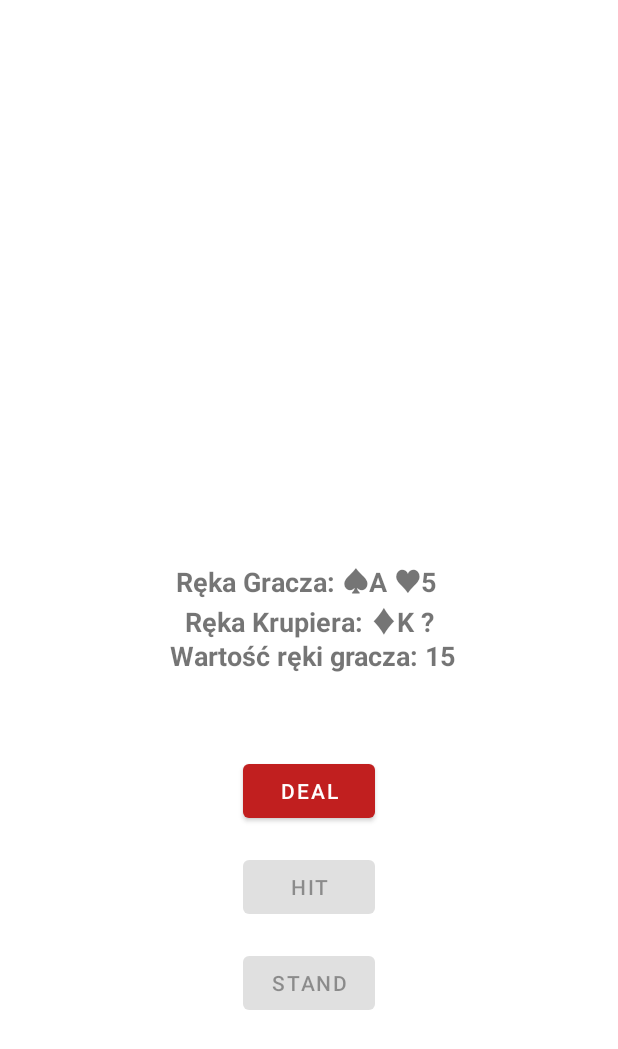
After one commit to Michali0/cashino, an Android app: the layout fragment_blackjack.xml on its own in the app's theme, with its tools: preview values and no code run, on a phone screen of 412 x 824 dp. The commit adds this screen. Shown: the top 1049 px of the screen. Run offline under Robolectric (Android 15) with nearby library versions, the phone set to English and light mode, and no system bars.

Commit message:
dodany blackjack

```diff
--- a/app/src/main/java/pl/wincenciuk/cashino/HomeActivity.kt
+++ b/app/src/main/java/pl/wincenciuk/cashino/HomeActivity.kt
@@ -43,6 +43,7 @@ class HomeActivity : AppCompatActivity(), NavigationView.OnNavigationItemSelecte
         when (item.itemId) {
             R.id.drawer_ruletka -> supportFragmentManager.beginTransaction().replace(fragmentContainer, RouletteFragment()).commit()
             R.id.drawer_slots -> supportFragmentManager.beginTransaction().replace(fragmentContainer, FragmentSlots()).commit()
+            R.id.drawer_black -> supportFragmentManager.beginTransaction().replace(fragmentContainer, BlackJackFragment()).commit()
         }
 
         drawerLayout.closeDrawer(GravityCompat.START)
--- /dev/null
+++ b/app/src/main/res/layout/fragment_blackjack.xml
@@ -0,0 +1,58 @@
+<?xml version="1.0" encoding="utf-8"?>
+<RelativeLayout xmlns:android="http://schemas.android.com/apk/res/android"
+    xmlns:tools="http://schemas.android.com/tools"
+    android:layout_width="match_parent"
+    android:layout_height="match_parent"
+    android:id="@+id/fragment_black"
+    android:padding="16dp">
+
+    <TextView
+        android:id="@+id/textViewResult"
+        android:layout_width="match_parent"
+        android:layout_height="wrap_content"
+        android:layout_centerInParent="true"
+        android:gravity="center"
+        android:textSize="18sp"
+        android:textStyle="bold"
+        tools:text="Ręka Gracza: ♠A ♥5 \n Ręka Krupiera: ♦K ? \n Wartość ręki gracza: 15" />
+
+    <TextView
+        android:id="@+id/sumTextView"
+        android:layout_width="wrap_content"
+        android:layout_height="wrap_content"
+        android:layout_below="@id/textViewResult"
+        android:layout_centerHorizontal="true"
+        android:layout_marginTop="16dp"
+        android:textSize="16sp"
+        />
+
+    <Button
+        android:id="@+id/buttonDeal"
+        android:layout_width="wrap_content"
+        android:layout_height="wrap_content"
+        android:text="Deal"
+        android:layout_below="@id/sumTextView"
+        android:layout_centerHorizontal="true"
+        android:layout_marginTop="16dp" />
+
+    <Button
+        android:id="@+id/buttonHit"
+        android:layout_width="wrap_content"
+        android:layout_height="wrap_content"
+        android:text="Hit"
+        android:layout_below="@id/buttonDeal"
+        android:layout_centerHorizontal="true"
+        android:layout_marginTop="16dp"
+        android:enabled="false" />
+
+    <Button
+        android:id="@+id/buttonStand"
+        android:layout_width="wrap_content"
+        android:layout_height="wrap_content"
+        android:text="Stand"
+        android:layout_below="@id/buttonHit"
+        android:layout_centerHorizontal="true"
+        android:layout_marginTop="16dp"
+        android:enabled="false" />
+
+</RelativeLayout>
--- a/app/src/main/res/menu/drawer_menu.xml
+++ b/app/src/main/res/menu/drawer_menu.xml
@@ -9,7 +9,7 @@
             android:icon="@drawable/baseline_roulette"
             android:title="Roulette"/>
         <item
-            android:id="@+id/drawer_notes"
+            android:id="@+id/drawer_black"
             android:icon="@drawable/baseline_blackjack"
             android:title="Blackjack"/>
         <item
```
Also changed, not shown: app/src/main/java/pl/wincenciuk/cashino/BlackJackFragment.kt (added, +161 -0 lines).
